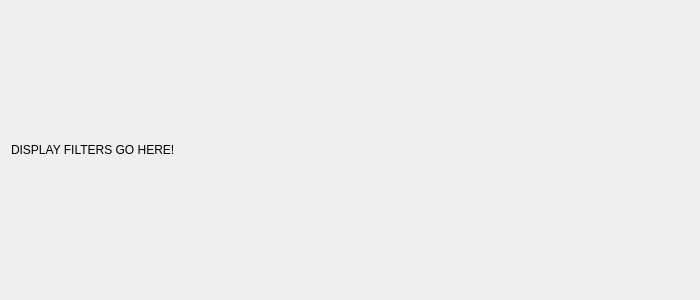
evanrolfe/pntest, file src/views/network/http/display_filters.ui: the form before one commit.
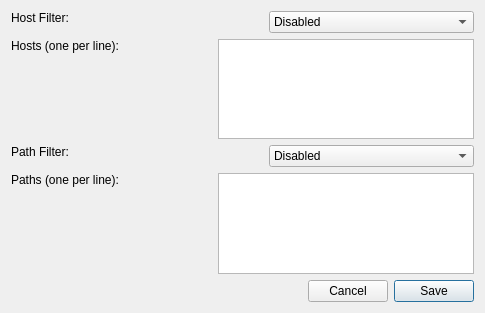
The form after the commit.

Commit message: Able to save display filters

The edit to the form file:
```diff
--- a/src/views/network/http/display_filters.ui
+++ b/src/views/network/http/display_filters.ui
@@ -6,20 +6,255 @@
    <rect>
     <x>0</x>
     <y>0</y>
-    <width>700</width>
-    <height>300</height>
+    <width>485</width>
+    <height>313</height>
    </rect>
   </property>
   <property name="windowTitle">
    <string>New Client</string>
   </property>
-  <layout class="QVBoxLayout" name="verticalLayout_2">
+  <layout class="QVBoxLayout" name="verticalLayout">
    <item>
-    <layout class="QVBoxLayout" name="verticalLayout">
+    <layout class="QHBoxLayout" name="horizontalLayout">
      <item>
-      <widget class="QLabel" name="descLabel">
+      <widget class="QLabel" name="label_3">
        <property name="text">
-        <string>DISPLAY FILTERS GO HERE!</string>
+        <string>Host Filter:</string>
+       </property>
+       <property name="alignment">
+        <set>Qt::AlignLeading|Qt::AlignLeft|Qt::AlignTop</set>
+       </property>
+      </widget>
+     </item>
+     <item>
+      <spacer name="horizontalSpacer_5">
+       <property name="orientation">
+        <enum>Qt::Horizontal</enum>
+       </property>
+       <property name="sizeType">
+        <enum>QSizePolicy::MinimumExpanding</enum>
+       </property>
+       <property name="sizeHint" stdset="0">
+        <size>
+         <width>40</width>
+         <height>20</height>
+        </size>
+       </property>
+      </spacer>
+     </item>
+     <item>
+      <widget class="QComboBox" name="hostSettingDropdown">
+       <property name="sizePolicy">
+        <sizepolicy hsizetype="Fixed" vsizetype="Fixed">
+         <horstretch>0</horstretch>
+         <verstretch>0</verstretch>
+        </sizepolicy>
+       </property>
+       <property name="minimumSize">
+        <size>
+         <width>205</width>
+         <height>0</height>
+        </size>
+       </property>
+       <item>
+        <property name="text">
+         <string>Disabled</string>
+        </property>
+       </item>
+       <item>
+        <property name="text">
+         <string>Only include hosts:</string>
+        </property>
+       </item>
+       <item>
+        <property name="text">
+         <string>Exclude hosts:</string>
+        </property>
+       </item>
+      </widget>
+     </item>
+    </layout>
+   </item>
+   <item>
+    <layout class="QHBoxLayout" name="horizontalLayout_2">
+     <item>
+      <widget class="QLabel" name="label">
+       <property name="text">
+        <string>Hosts (one per line):</string>
+       </property>
+       <property name="alignment">
+        <set>Qt::AlignLeading|Qt::AlignLeft|Qt::AlignTop</set>
+       </property>
+      </widget>
+     </item>
+     <item>
+      <spacer name="horizontalSpacer_3">
+       <property name="orientation">
+        <enum>Qt::Horizontal</enum>
+       </property>
+       <property name="sizeHint" stdset="0">
+        <size>
+         <width>40</width>
+         <height>20</height>
+        </size>
+       </property>
+      </spacer>
+     </item>
+     <item>
+      <widget class="QPlainTextEdit" name="hostsText"/>
+     </item>
+    </layout>
+   </item>
+   <item>
+    <spacer name="verticalSpacer">
+     <property name="orientation">
+      <enum>Qt::Vertical</enum>
+     </property>
+     <property name="sizeHint" stdset="0">
+      <size>
+       <width>20</width>
+       <height>1</height>
+      </size>
+     </property>
+    </spacer>
+   </item>
+   <item>
+    <layout class="QHBoxLayout" name="horizontalLayout_3">
+     <item>
+      <widget class="QLabel" name="label_4">
+       <property name="text">
+        <string>Path Filter:</string>
+       </property>
+       <property name="alignment">
+        <set>Qt::AlignLeading|Qt::AlignLeft|Qt::AlignTop</set>
+       </property>
+      </widget>
+     </item>
+     <item>
+      <spacer name="horizontalSpacer_4">
+       <property name="orientation">
+        <enum>Qt::Horizontal</enum>
+       </property>
+       <property name="sizeHint" stdset="0">
+        <size>
+         <width>40</width>
+         <height>20</height>
+        </size>
+       </property>
+      </spacer>
+     </item>
+     <item>
+      <widget class="QComboBox" name="pathSettingDropdown">
+       <property name="sizePolicy">
+        <sizepolicy hsizetype="Fixed" vsizetype="Fixed">
+         <horstretch>0</horstretch>
+         <verstretch>0</verstretch>
+        </sizepolicy>
+       </property>
+       <property name="minimumSize">
+        <size>
+         <width>205</width>
+         <height>0</height>
+        </size>
+       </property>
+       <item>
+        <property name="text">
+         <string>Disabled</string>
+        </property>
+       </item>
+       <item>
+        <property name="text">
+         <string>Only include paths containing:</string>
+        </property>
+       </item>
+       <item>
+        <property name="text">
+         <string>Exclude paths containing:</string>
+        </property>
+       </item>
+      </widget>
+     </item>
+    </layout>
+   </item>
+   <item>
+    <layout class="QHBoxLayout" name="horizontalLayout_4">
+     <item>
+      <widget class="QLabel" name="label_2">
+       <property name="text">
+        <string>Paths (one per line):</string>
+       </property>
+       <property name="alignment">
+        <set>Qt::AlignLeading|Qt::AlignLeft|Qt::AlignTop</set>
+       </property>
+      </widget>
+     </item>
+     <item>
+      <spacer name="horizontalSpacer_2">
+       <property name="orientation">
+        <enum>Qt::Horizontal</enum>
+       </property>
+       <property name="sizeHint" stdset="0">
+        <size>
+         <width>40</width>
+         <height>20</height>
+        </size>
+       </property>
+      </spacer>
+     </item>
+     <item>
+      <widget class="QPlainTextEdit" name="pathsText">
+       <property name="sizePolicy">
+        <sizepolicy hsizetype="Expanding" vsizetype="Preferred">
+         <horstretch>0</horstretch>
+         <verstretch>0</verstretch>
+        </sizepolicy>
+       </property>
+      </widget>
+     </item>
+    </layout>
+   </item>
+   <item>
+    <spacer name="verticalSpacer_2">
+     <property name="orientation">
+      <enum>Qt::Vertical</enum>
+     </property>
+     <property name="sizeHint" stdset="0">
+      <size>
+       <width>20</width>
+       <height>1</height>
+      </size>
+     </property>
+    </spacer>
+   </item>
+   <item>
+    <layout class="QHBoxLayout" name="horizontalLayout_5">
+     <item>
+      <spacer name="horizontalSpacer">
+       <property name="orientation">
+        <enum>Qt::Horizontal</enum>
+       </property>
+       <property name="sizeHint" stdset="0">
+        <size>
+         <width>40</width>
+         <height>20</height>
+        </size>
+       </property>
+      </spacer>
+     </item>
+     <item>
+      <widget class="QPushButton" name="cancelButton">
+       <property name="text">
+        <string>Cancel</string>
+       </property>
+       <property name="autoDefault">
+        <bool>false</bool>
+       </property>
+      </widget>
+     </item>
+     <item>
+      <widget class="QPushButton" name="saveButton">
+       <property name="text">
+        <string>Save</string>
        </property>
       </widget>
      </item>
```
Left out of the diff: 2 changed lines with no effect on the pictures. The commit also changes 5 other files.
